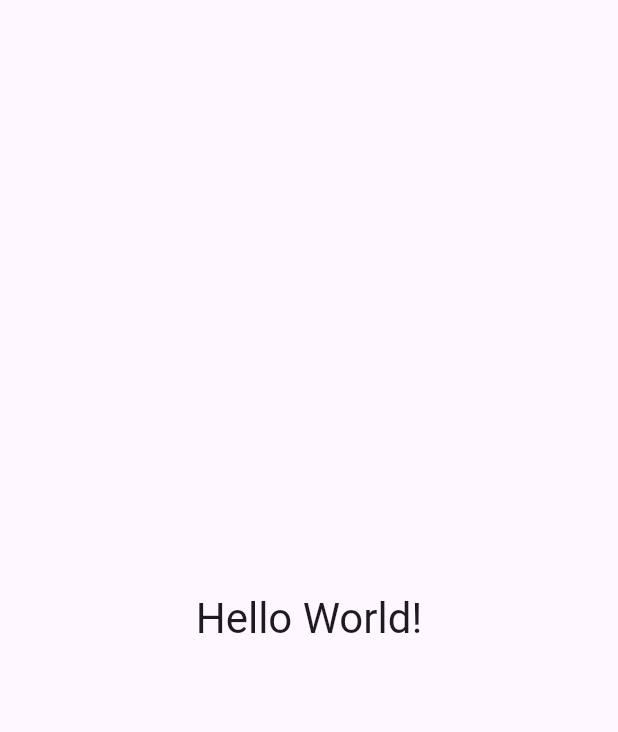
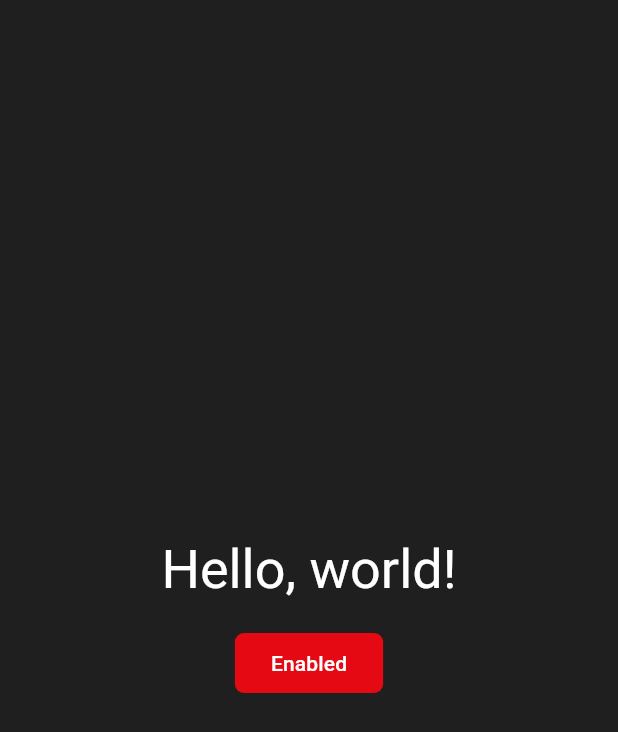
Before and after one commit to Legal-Mentors-Network/frontend, a Flutter app: the screen it shows after launch, on a phone screen of 412 x 824 dp. Shown: the top 732 px of the screen. Run offline on Flutter 3.47's test engine with Material 3 defaults, Android fonts, the phone set to English and light mode, and no system bars.

Commit message:
wip: theme

```diff
--- a/app/lib/core/theme.dart
+++ b/app/lib/core/theme.dart
@@ -2,10 +2,46 @@ import 'package:flutter/material.dart';
 
 class AppTheme {
   static ThemeData light(BuildContext context) {
-    return ThemeData();
+    return ThemeData(
+      colorScheme: const ColorScheme.light(
+        primary: Color(0xFFE50914),
+        secondary: Color(0xFFE50914),
+        surface: Color(0xFFFFFFFF),
+        error: Color(0xFFB00020),
+        onPrimary: Color(0xFFFFFFFF),
+        onSecondary: Color(0xFFFFFFFF),
+        onSurface: Color(0xFF000000),
+        onError: Color(0xFFFFFFFF),
+      ),
+      filledButtonTheme: filledButtonTheme(),
+    );
   }
 
-  static ThemeData dark(BuildContext context) {
-    return ThemeData();
+  static ThemeData dark(BuildContext ctx) {
+    return ThemeData(
+      colorScheme: const ColorScheme.dark(
+        primary: Color(0xFFE50914),
+        secondary: Color(0xFFE50914),
+        surface: Color(0xFF1F1F1F),
+        error: Color(0xFFCF6679),
+        onPrimary: Color(0xFFFFFFFF),
+        onSecondary: Color(0xFFFFFFFF),
+        onSurface: Color(0xFFFFFFFF),
+        onError: Color(0xFFFFFFFF),
+      ),
+      filledButtonTheme: filledButtonTheme(),
+    );
+  }
+
+  static FilledButtonThemeData filledButtonTheme() {
+    return FilledButtonThemeData(
+      style: ButtonStyle(
+        shape: WidgetStateProperty.all(
+          const RoundedRectangleBorder(
+            borderRadius: BorderRadius.all(Radius.circular(6)),
+          ),
+        ),
+      ),
+    );
   }
 }
--- a/app/lib/main.dart
+++ b/app/lib/main.dart
@@ -16,6 +16,7 @@ class MainApp extends StatelessWidget {
       debugShowCheckedModeBanner: false,
       theme: AppTheme.light(ctx),
       darkTheme: AppTheme.dark(ctx),
+      themeMode: ThemeMode.dark,
       home: const Temp(),
     );
   }
@@ -28,13 +29,30 @@ class Temp extends StatelessWidget {
 
   @override
   Widget build(BuildContext ctx) {
-    return MaterialApp(
-      home: Scaffold(
-        body: Center(
-          child: Text(
-            'Hello World!',
-            style: ctx.text.headlineMedium,
-          ),
+    return Scaffold(
+      backgroundColor: ctx.theme.colorScheme.surface,
+      body: SafeArea(
+        child: Row(
+          mainAxisAlignment: MainAxisAlignment.center,
+          children: [
+            Column(
+              mainAxisAlignment: MainAxisAlignment.center,
+              children: [
+                //
+                Text(
+                  'Hello, World!'.capitalize(),
+                  style: ctx.text.displaySmall,
+                ),
+
+                const SizedBox(height: 16),
+
+                FilledButton(
+                  onPressed: () {},
+                  child: const Text('Enabled'),
+                ),
+              ],
+            ),
+          ],
         ),
       ),
     );
```
